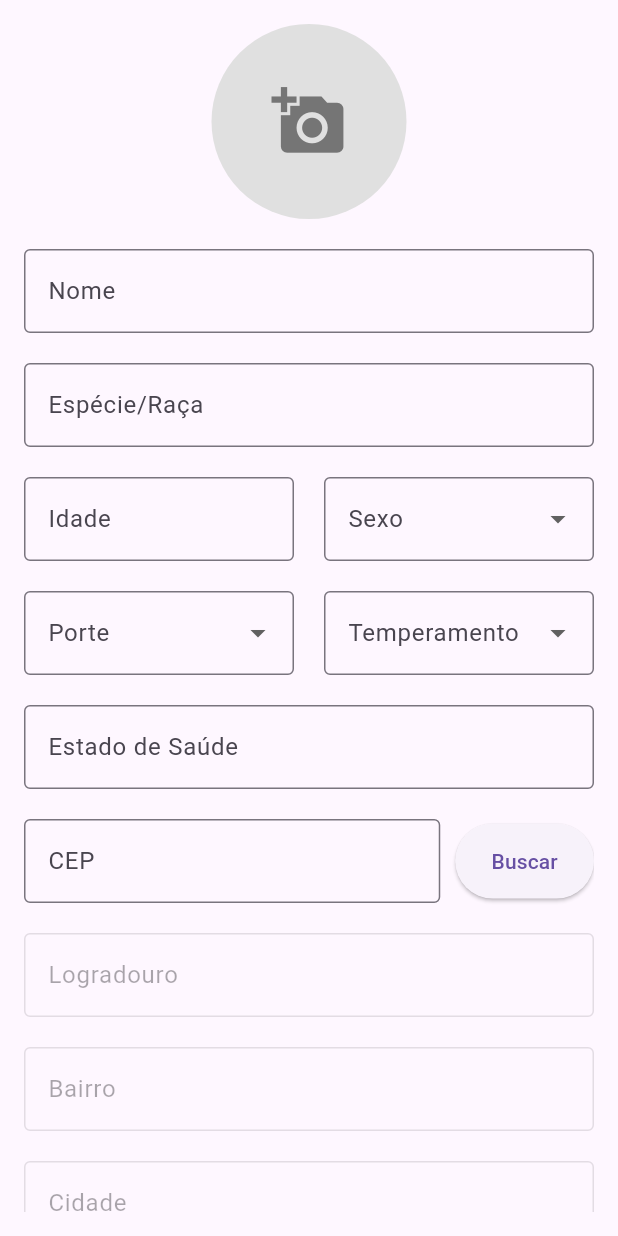
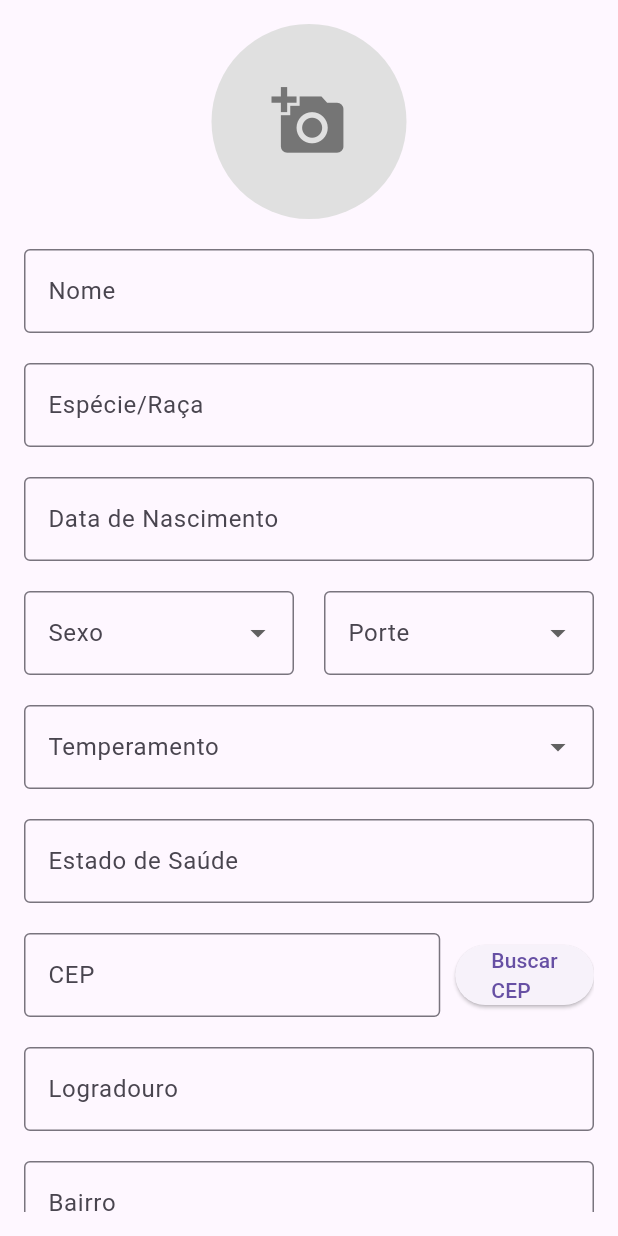
Before and after one commit to ajjss32/deu_pet, a Flutter app: the PetRegistration screen opened directly, on a phone screen of 412 x 824 dp. Run offline on Flutter 3.47's test engine with Material 3 defaults, Android fonts, the phone set to English and light mode, and no system bars; our stand-ins replace cloud_firestore, firebase_auth, firebase_core, flutter_card_swiper, image_picker; accounts and stored records are empty; generated files the repository leaves out were written again.

Commit message:
alteracoes cadsstro do pet

```diff
--- a/lib/pages/pet_registration.dart
+++ b/lib/pages/pet_registration.dart
@@ -6,6 +6,7 @@ import 'package:uuid/uuid.dart';
 import 'package:deu_pet/services/pet_service.dart';
 import 'package:deu_pet/model/pet.dart';
 import 'package:deu_pet/services/cep_service.dart'; // Importe o CEPService
+import 'package:intl/intl.dart'; // Para manipulação de data
 
 class PetRegistration extends StatefulWidget {
   @override
@@ -22,9 +23,9 @@ class _PetRegistrationState extends State<PetRegistration> {
   final TextEditingController _bairroController = TextEditingController();
   final TextEditingController _cidadeController = TextEditingController();
   final TextEditingController _estadoController = TextEditingController();
-  final TextEditingController _specialNeedsController = TextEditingController();
+  String? _specialNeeds; // Alterei para armazenar a escolha "Sim" ou "Não"
   final TextEditingController _historyController = TextEditingController();
-  final TextEditingController _ageController = TextEditingController();
+  final TextEditingController _birthdateController = TextEditingController();
   final TextEditingController _speciesController = TextEditingController();
 
   String? _selectedSex;
@@ -65,21 +66,19 @@ class _PetRegistrationState extends State<PetRegistration> {
 
   void _clearFields() {
     _nameController.clear();
-    _ageController.clear();
+    _birthdateController.clear();
     _healthController.clear();
     _cepController.clear();
     _logradouroController.clear();
     _bairroController.clear();
     _cidadeController.clear();
     _estadoController.clear();
-    _specialNeedsController.clear();
-    _historyController.clear();
-    _speciesController.clear();
     setState(() {
       _image = null;
       _selectedSex = null;
       _selectedSize = null;
       _selectedTemperament = null;
+      _specialNeeds = null; // Limpa a seleção de necessidades especiais
     });
   }
 
@@ -141,14 +140,26 @@ class _PetRegistrationState extends State<PetRegistration> {
     return null;
   }
 
-  String? _validateAge(String? value) {
+  String? _validateDate(String? value) {
     if (value == null || value.isEmpty) {
       return 'Campo obrigatório!';
     }
-    if (int.tryParse(value) == null) {
-      return 'A idade deve ser um número.';
+    try {
+      DateFormat('dd/MM/yyyy').parse(value); // Tenta parse a data
+    } catch (e) {
+      return 'Data inválida';
     }
     return null;
+  }
+
+  int _calculateAge(DateTime birthdate) {
+    final today = DateTime.now();
+    int age = today.year - birthdate.year;
+    if (today.month < birthdate.month ||
+        (today.month == birthdate.month && today.day < birthdate.day)) {
+      age -= 1;
+    }
+    return age;
   }
 
   void _registerPet() async {
@@ -162,22 +173,25 @@ class _PetRegistrationState extends State<PetRegistration> {
           fotoBase64 = base64Encode(_image!.readAsBytesSync());
         }
 
+        // Calculando a idade com base na data de nascimento
+        final birthdateString = _birthdateController.text;
+        final birthdate = DateFormat('dd/MM/yyyy').parse(birthdateString);
+        final age = _calculateAge(birthdate);
+
         Pet novoPet = Pet(
           id: petId,
           nome: _nameController.text,
           foto: fotoBase64 ?? "",
-          idade: int.parse(_ageController.text),
+          idade: _calculateAge(birthdate),
           porte: _selectedSize ?? "",
           sexo: _selectedSex ?? "",
           temperamento: _selectedTemperament ?? "",
           estadoDeSaude: _healthController.text,
-          endereco:
-              "${_logradouroController.text}, ${_bairroController.text}, ${_cidadeController.text}, ${_estadoController.text}",
-          necessidades: _specialNeedsController.text,
+          endereco: "${_logradouroController.text}, ${_bairroController.text}, ${_cidadeController.text}, ${_estadoController.text}",
+          necessidades: _specialNeeds ?? "", // Utilizando a nova variável
           historia: _historyController.text,
           status: "Disponível",
-          voluntarioId:
-              "voluntarioIdAqui", // Substitua pelo ID do voluntário logado
+          voluntarioId: "voluntarioIdAqui",
           dataCriacao: DateTime.now(),
           dataAtualizacao: DateTime.now(),
         );
@@ -249,19 +263,33 @@ class _PetRegistrationState extends State<PetRegistration> {
                 validator: _validateRequiredField,
               ),
               SizedBox(height: 20),
+              TextFormField(
+                controller: _birthdateController,
+                decoration: InputDecoration(
+                  labelText: 'Data de Nascimento',
+                  border: OutlineInputBorder(),
+                ),
+                validator: _validateDate,
+                keyboardType: TextInputType.datetime,
+                onTap: () async {
+                  // Mostra um seletor de data
+                  final pickedDate = await showDatePicker(
+                    context: context,
+                    initialDate: DateTime.now(),
+                    firstDate: DateTime(1900),
+                    lastDate: DateTime.now(),
+                  );
+                  if (pickedDate != null) {
+                    setState(() {
+                      _birthdateController.text =
+                          DateFormat('dd/MM/yyyy').format(pickedDate);
+                    });
+                  }
+                },
+              ),
+              SizedBox(height: 20),
               Row(
                 children: [
-                  Expanded(
-                    child: TextFormField(
-                      controller: _ageController,
-                      decoration: InputDecoration(
-                        labelText: 'Idade',
-                        border: OutlineInputBorder(),
-                      ),
-                      validator: _validateAge,
-                    ),
-                  ),
-                  SizedBox(width: 20),
                   Expanded(
                     child: DropdownButtonFormField<String>(
                       value: _selectedSex,
@@ -284,11 +312,7 @@ class _PetRegistrationState extends State<PetRegistration> {
                           value == null ? 'Campo obrigatório' : null,
                     ),
                   ),
-                ],
-              ),
-              SizedBox(height: 20),
-              Row(
-                children: [
+                  SizedBox(width: 20),
                   Expanded(
                     child: DropdownButtonFormField<String>(
                       value: _selectedSize,
@@ -311,7 +335,11 @@ class _PetRegistrationState extends State<PetRegistration> {
                           value == null ? 'Campo obrigatório' : null,
                     ),
                   ),
-                  SizedBox(width: 20),
+                ],
+              ),
+              SizedBox(height: 20),
+              Row(
+                children: [
                   Expanded(
                     child: DropdownButtonFormField<String>(
                       value: _selectedTemperament,
@@ -364,10 +392,7 @@ class _PetRegistrationState extends State<PetRegistration> {
                     flex: 1,
                     child: ElevatedButton(
                       onPressed: _buscarCEP,
-                      child: Text("Buscar"),
-                      style: ElevatedButton.styleFrom(
-                        padding: EdgeInsets.symmetric(vertical: 15),
-                      ),
+                      child: Text("Buscar CEP"),
                     ),
                   ),
                 ],
@@ -379,7 +404,7 @@ class _PetRegistrationState extends State<PetRegistration> {
                   labelText: 'Logradouro',
                   border: OutlineInputBorder(),
                 ),
-                enabled: false,
+                validator: _validateRequiredField,
               ),
               SizedBox(height: 20),
               TextFormField(
@@ -388,7 +413,7 @@ class _PetRegistrationState extends State<PetRegistration> {
                   labelText: 'Bairro',
                   border: OutlineInputBorder(),
                 ),
-                enabled: false,
+                validator: _validateRequiredField,
               ),
               SizedBox(height: 20),
               TextFormField(
@@ -397,7 +422,7 @@ class _PetRegistrationState extends State<PetRegistration> {
                   labelText: 'Cidade',
                   border: OutlineInputBorder(),
                 ),
-                enabled: false,
+                validator: _validateRequiredField,
               ),
               SizedBox(height: 20),
               TextFormField(
@@ -406,47 +431,41 @@ class _PetRegistrationState extends State<PetRegistration> {
                   labelText: 'Estado',
                   border: OutlineInputBorder(),
                 ),
-                enabled: false,
+                validator: _validateRequiredField,
               ),
               SizedBox(height: 20),
-              TextFormField(
-                controller: _specialNeedsController,
+              DropdownButtonFormField<String>(
+                value: _specialNeeds,
                 decoration: InputDecoration(
-                  labelText: 'Possui necessidades especiais?',
+                  labelText: 'Possui Necessidades Especiais?',
                   border: OutlineInputBorder(),
                 ),
-                validator: _validateRequiredField,
+                items: ['Sim', 'Não']
+                    .map((need) => DropdownMenuItem(
+                          value: need,
+                          child: Text(need),
+                        ))
+                    .toList(),
+                onChanged: (value) {
+                  setState(() {
+                    _specialNeeds = value;
+                  });
+                },
+                validator: (value) =>
+                    value == null ? 'Campo obrigatório' : null,
               ),
               SizedBox(height: 20),
               TextFormField(
                 controller: _historyController,
-                maxLines: 3,
                 decoration: InputDecoration(
                   labelText: 'História',
                   border: OutlineInputBorder(),
                 ),
-                validator: _validateRequiredField,
               ),
-              SizedBox(height: 40),
-              Container(
-                width: double.infinity,
-                height: 50,
-                child: ElevatedButton(
-                  onPressed: _registerPet,
-                  style: ElevatedButton.styleFrom(
-                    backgroundColor: Color(0xFF50BB88),
-                    shape: RoundedRectangleBorder(
-                      borderRadius: BorderRadius.circular(5),
-                    ),
-                  ),
-                  child: Text(
-                    'Cadastrar Pet',
-                    style: TextStyle(
-                      fontSize: 18,
-                      color: Color(0xFFFFFFFF),
-                    ),
-                  ),
-                ),
+              SizedBox(height: 20),
+              ElevatedButton(
+                onPressed: _registerPet,
+                child: Text('Cadastrar Pet'),
               ),
             ],
           ),
--- a/pubspec.yaml
+++ b/pubspec.yaml
@@ -12,12 +12,12 @@ environment:
 dependencies:
   flutter:
     sdk: flutter
+  intl: ^0.18.0
   flutter_card_swiper: ^7.0.2
   image_picker: ^1.1.2
   firebase_core: ^3.12.0
   cloud_firestore: ^5.6.4
   firebase_core_web: ^2.21.0
-  flutterfire_cli: ^1.1.0
   firebase_auth: ^5.5.0
   uuid: ^4.4.2
   http: ^1.1.0
```
Also changed, not shown: firepit-log.txt (+18 -7 lines), lib/main.dart (+13 -8 lines), firebase.json, pubspec.lock, 6 other files.
